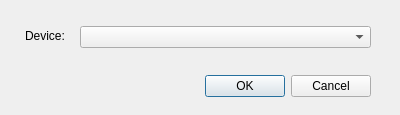
Qt form MidiInput/Dialog.ui (kbinani/MIDIInput) before a commit.
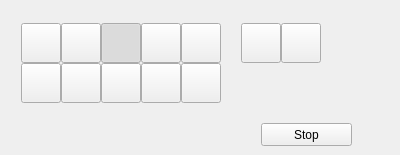
The same form after that commit. The open tabs and pages were chosen to show the change. Icons and pictures are not drawn.

Patch:
```diff
--- a/MidiInput/Dialog.ui
+++ b/MidiInput/Dialog.ui
@@ -7,50 +7,349 @@
     <x>0</x>
     <y>0</y>
     <width>400</width>
-    <height>115</height>
+    <height>155</height>
    </rect>
   </property>
   <property name="windowTitle">
    <string>Dialog</string>
   </property>
-  <widget class="QDialogButtonBox" name="buttonBox">
+  <property name="windowIcon">
+   <iconset resource="MidiInput.qrc">
+    <normaloff>:/res/res/icon.ico</normaloff>:/res/res/icon.ico</iconset>
+  </property>
+  <widget class="QStackedWidget" name="stackedWidget">
    <property name="geometry">
     <rect>
-     <x>30</x>
-     <y>70</y>
-     <width>341</width>
-     <height>32</height>
+     <x>1</x>
+     <y>3</y>
+     <width>401</width>
+     <height>151</height>
     </rect>
    </property>
-   <property name="orientation">
-    <enum>Qt::Horizontal</enum>
+   <property name="frameShadow">
+    <enum>QFrame::Plain</enum>
    </property>
-   <property name="standardButtons">
-    <set>QDialogButtonBox::Cancel|QDialogButtonBox::Ok</set>
+   <property name="currentIndex">
+    <number>0</number>
    </property>
-  </widget>
-  <widget class="QComboBox" name="comboBox">
-   <property name="geometry">
-    <rect>
-     <x>80</x>
-     <y>26</y>
-     <width>291</width>
-     <height>22</height>
-    </rect>
-   </property>
-  </widget>
-  <widget class="QLabel" name="label">
-   <property name="geometry">
-    <rect>
-     <x>25</x>
-     <y>30</y>
-     <width>50</width>
-     <height>12</height>
-    </rect>
-   </property>
-   <property name="text">
-    <string>Device:</string>
-   </property>
+   <widget class="QWidget" name="page">
+    <widget class="QComboBox" name="comboBox">
+     <property name="geometry">
+      <rect>
+       <x>70</x>
+       <y>26</y>
+       <width>261</width>
+       <height>22</height>
+      </rect>
+     </property>
+    </widget>
+    <widget class="QLabel" name="label">
+     <property name="geometry">
+      <rect>
+       <x>20</x>
+       <y>30</y>
+       <width>50</width>
+       <height>12</height>
+      </rect>
+     </property>
+     <property name="text">
+      <string>Device:</string>
+     </property>
+    </widget>
+    <widget class="QPushButton" name="pushButtonStart">
+     <property name="geometry">
+      <rect>
+       <x>234</x>
+       <y>70</y>
+       <width>91</width>
+       <height>23</height>
+      </rect>
+     </property>
+     <property name="text">
+      <string>Start</string>
+     </property>
+    </widget>
+   </widget>
+   <widget class="QWidget" name="page_2">
+    <widget class="QToolButton" name="toolButtonNote001">
+     <property name="geometry">
+      <rect>
+       <x>20</x>
+       <y>20</y>
+       <width>40</width>
+       <height>40</height>
+      </rect>
+     </property>
+     <property name="text">
+      <string/>
+     </property>
+     <property name="icon">
+      <iconset resource="MidiInput.qrc">
+       <normaloff>:/res/res/note001.png</normaloff>:/res/res/note001.png</iconset>
+     </property>
+     <property name="checkable">
+      <bool>true</bool>
+     </property>
+     <property name="autoExclusive">
+      <bool>true</bool>
+     </property>
+    </widget>
+    <widget class="QToolButton" name="toolButtonNote002">
+     <property name="geometry">
+      <rect>
+       <x>60</x>
+       <y>20</y>
+       <width>40</width>
+       <height>40</height>
+      </rect>
+     </property>
+     <property name="text">
+      <string/>
+     </property>
+     <property name="icon">
+      <iconset resource="MidiInput.qrc">
+       <normaloff>:/res/res/note002.png</normaloff>:/res/res/note002.png</iconset>
+     </property>
+     <property name="checkable">
+      <bool>true</bool>
+     </property>
+     <property name="autoExclusive">
+      <bool>true</bool>
+     </property>
+    </widget>
+    <widget class="QPushButton" name="pushButtonStop">
+     <property name="geometry">
+      <rect>
+       <x>260</x>
+       <y>120</y>
+       <width>91</width>
+       <height>23</height>
+      </rect>
+     </property>
+     <property name="text">
+      <string>Stop</string>
+     </property>
+    </widget>
+    <widget class="QToolButton" name="toolButtonNote004">
+     <property name="geometry">
+      <rect>
+       <x>100</x>
+       <y>20</y>
+       <width>40</width>
+       <height>40</height>
+      </rect>
+     </property>
+     <property name="text">
+      <string/>
+     </property>
+     <property name="icon">
+      <iconset resource="MidiInput.qrc">
+       <normaloff>:/res/res/note004.png</normaloff>:/res/res/note004.png</iconset>
+     </property>
+     <property name="checkable">
+      <bool>true</bool>
+     </property>
+     <property name="checked">
+      <bool>true</bool>
+     </property>
+     <property name="autoExclusive">
+      <bool>true</bool>
+     </property>
+    </widget>
+    <widget class="QToolButton" name="toolButtonNote008">
+     <property name="geometry">
+      <rect>
+       <x>140</x>
+       <y>20</y>
+       <width>40</width>
+       <height>40</height>
+      </rect>
+     </property>
+     <property name="text">
+      <string/>
+     </property>
+     <property name="icon">
+      <iconset resource="MidiInput.qrc">
+       <normaloff>:/res/res/note008.png</normaloff>:/res/res/note008.png</iconset>
+     </property>
+     <property name="checkable">
+      <bool>true</bool>
+     </property>
+     <property name="autoExclusive">
+      <bool>true</bool>
+     </property>
+    </widget>
+    <widget class="QToolButton" name="toolButtonNote016">
+     <property name="geometry">
+      <rect>
+       <x>180</x>
+       <y>20</y>
+       <width>40</width>
+       <height>40</height>
+      </rect>
+     </property>
+     <property name="text">
+      <string/>
+     </property>
+     <property name="icon">
+      <iconset resource="MidiInput.qrc">
+       <normaloff>:/res/res/note016.png</normaloff>:/res/res/note016.png</iconset>
+     </property>
+     <property name="checkable">
+      <bool>true</bool>
+     </property>
+     <property name="autoExclusive">
+      <bool>true</bool>
+     </property>
+    </widget>
+    <widget class="QToolButton" name="toolButtonRest008">
+     <property name="geometry">
+      <rect>
+       <x>140</x>
+       <y>60</y>
+       <width>40</width>
+       <height>40</height>
+      </rect>
+     </property>
+     <property name="text">
+      <string/>
+     </property>
+     <property name="icon">
+      <iconset resource="MidiInput.qrc">
+       <normaloff>:/res/res/rest008.png</normaloff>:/res/res/rest008.png</iconset>
+     </property>
+     <property name="checkable">
+      <bool>true</bool>
+     </property>
+     <property name="autoExclusive">
+      <bool>true</bool>
+     </property>
+    </widget>
+    <widget class="QToolButton" name="toolButtonRest001">
+     <property name="geometry">
+      <rect>
+       <x>20</x>
+       <y>60</y>
+       <width>40</width>
+       <height>40</height>
+      </rect>
+     </property>
+     <property name="text">
+      <string/>
+     </property>
+     <property name="icon">
+      <iconset resource="MidiInput.qrc">
+       <normaloff>:/res/res/rest001.png</normaloff>:/res/res/rest001.png</iconset>
+     </property>
+     <property name="checkable">
+      <bool>true</bool>
+     </property>
+     <property name="autoExclusive">
+      <bool>true</bool>
+     </property>
+    </widget>
+    <widget class="QToolButton" name="toolButtonRest016">
+     <property name="geometry">
+      <rect>
+       <x>180</x>
+       <y>60</y>
+       <width>40</width>
+       <height>40</height>
+      </rect>
+     </property>
+     <property name="text">
+      <string/>
+     </property>
+     <property name="icon">
+      <iconset resource="MidiInput.qrc">
+       <normaloff>:/res/res/rest016.png</normaloff>:/res/res/rest016.png</iconset>
+     </property>
+     <property name="checkable">
+      <bool>true</bool>
+     </property>
+     <property name="autoExclusive">
+      <bool>true</bool>
+     </property>
+    </widget>
+    <widget class="QToolButton" name="toolButtonRest002">
+     <property name="geometry">
+      <rect>
+       <x>60</x>
+       <y>60</y>
+       <width>40</width>
+       <height>40</height>
+      </rect>
+     </property>
+     <property name="text">
+      <string/>
+     </property>
+     <property name="icon">
+      <iconset resource="MidiInput.qrc">
+       <normaloff>:/res/res/rest002.png</normaloff>:/res/res/rest002.png</iconset>
+     </property>
+     <property name="checkable">
+      <bool>true</bool>
+     </property>
+     <property name="autoExclusive">
+      <bool>true</bool>
+     </property>
+    </widget>
+    <widget class="QToolButton" name="toolButtonRest004">
+     <property name="geometry">
+      <rect>
+       <x>100</x>
+       <y>60</y>
+       <width>40</width>
+       <height>40</height>
+      </rect>
+     </property>
+     <property name="text">
+      <string/>
+     </property>
+     <property name="icon">
+      <iconset resource="MidiInput.qrc">
+       <normaloff>:/res/res/rest004.png</normaloff>:/res/res/rest004.png</iconset>
+     </property>
+     <property name="checkable">
+      <bool>true</bool>
+     </property>
+     <property name="autoExclusive">
+      <bool>true</bool>
+     </property>
+    </widget>
+    <widget class="QToolButton" name="toolButtonRest016_2">
+     <property name="geometry">
+      <rect>
+       <x>240</x>
+       <y>20</y>
+       <width>40</width>
+       <height>40</height>
+      </rect>
+     </property>
+     <property name="text">
+      <string/>
+     </property>
+     <property name="checkable">
+      <bool>true</bool>
+     </property>
+    </widget>
+    <widget class="QToolButton" name="toolButtonRest016_3">
+     <property name="geometry">
+      <rect>
+       <x>280</x>
+       <y>20</y>
+       <width>40</width>
+       <height>40</height>
+      </rect>
+     </property>
+     <property name="text">
+      <string/>
+     </property>
+     <property name="checkable">
+      <bool>true</bool>
+     </property>
+    </widget>
+   </widget>
   </widget>
  </widget>
  <resources/>
```
Left out of the diff: 41 changed lines with no effect on the pictures.
